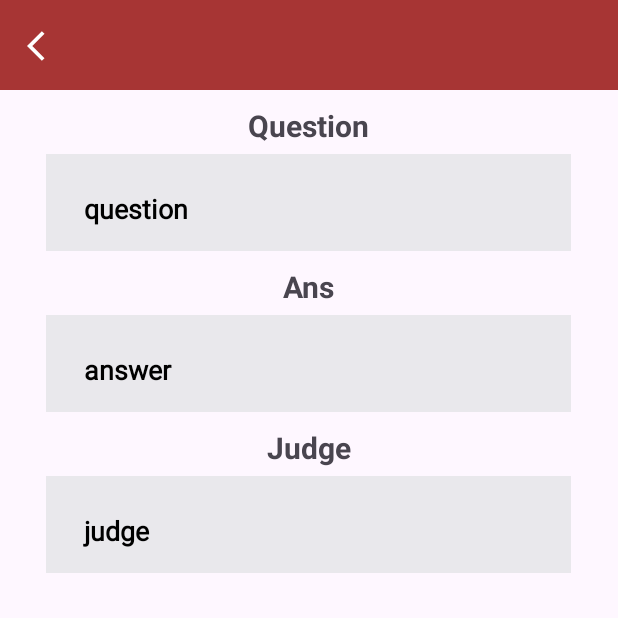
After one commit to Fishtin666/GP_final, an Android app: the ReviewShow_Speaking screen opened directly, with no data from a screen before it, on a phone screen of 412 x 824 dp, the top half of it. The commit adds this screen. Run offline under Robolectric (Android 15) with nearby library versions, the phone set to English and light mode, and no system bars; our stand-ins replace Firebase (no records; nobody signed in at launch, a user with empty details on screens opened directly).

Commit message:
fish 0514 1

```diff
--- a/GP_final/GProject/app/src/main/java/com/example/gproject/AiChat_Judge.java
+++ b/GP_final/GProject/app/src/main/java/com/example/gproject/AiChat_Judge.java
@@ -79,7 +79,7 @@ public class AiChat_Judge extends AppCompatActivity {
             public void onConversationLoaded(String conversation) {
                 // 在对话加载完成后调用 API
                 System.out.println(judge_question + ":" + conversation);
-               Toast.makeText(AiChat_Judge.this, "呼叫gpt"+judge_question + ":" + conversation, Toast.LENGTH_SHORT).show();
+               //Toast.makeText(AiChat_Judge.this, "呼叫gpt"+judge_question + ":" + conversation, Toast.LENGTH_SHORT).show();
 
                 callAPI(judge_question + ":" + conversation);
             }
@@ -189,7 +189,7 @@ public class AiChat_Judge extends AppCompatActivity {
                         }
                         String result = sb.toString();
                         System.out.println("對話string: " + result);
-                        Toast.makeText(AiChat_Judge.this, "對話string: " + result, Toast.LENGTH_SHORT).show();
+                       // Toast.makeText(AiChat_Judge.this, "對話string: " + result, Toast.LENGTH_SHORT).show();
 
                         // 将对话内容传递给回调函数
                         if (listener != null) {
--- a/GP_final/GProject/app/src/main/java/com/example/gproject/JustifyTextView4.java
+++ b/GP_final/GProject/app/src/main/java/com/example/gproject/JustifyTextView4.java
@@ -252,7 +252,7 @@ public class JustifyTextView4 extends AppCompatTextView {
 
                         // 使用正则表达式匹配只含有英文字母的部分
                         String word = Word.replaceAll("[^a-zA-Z]", "");
-                        showToast(word.toString());
+                        //showToast(word.toString());
 
 
 
@@ -429,9 +429,9 @@ public class JustifyTextView4 extends AppCompatTextView {
                         @Override
                         public void run() {
                             if (word == null) {
-                                Toast.makeText(getContext(), "No word selected", Toast.LENGTH_SHORT).show();
+                                //Toast.makeText(getContext(), "No word selected", Toast.LENGTH_SHORT).show();
                             } else {
-                                Toast.makeText(getContext(), "Something went wrong: " + word, Toast.LENGTH_SHORT).show();
+                                //Toast.makeText(getContext(), "Something went wrong: " + word, Toast.LENGTH_SHORT).show();
                             }
                         }
                     });
--- a/GP_final/GProject/app/src/main/java/com/example/gproject/Review/RReview.java
+++ b/GP_final/GProject/app/src/main/java/com/example/gproject/Review/RReview.java
@@ -27,7 +27,7 @@ public class RReview extends AppCompatActivity {
         textView1 = findViewById(R.id.textView7);
         textView2 = findViewById(R.id.textView8);
         textView3 = findViewById(R.id.textView9);
-        db = FirebaseFirestore.getInstance();
+        db = FirebaseFirestore. getInstance();
         content = db.collection("R_judge").document("1");
         content.get().addOnCompleteListener(task -> {
             if (task.isSuccessful()) {
--- /dev/null
+++ b/GP_final/GProject/app/src/main/java/com/example/gproject/ReviewShow_Speaking.java
@@ -0,0 +1,291 @@
+package com.example.gproject;
+
+import androidx.annotation.NonNull;
+import androidx.appcompat.app.AppCompatActivity;
+
+import android.os.Bundle;
+import android.os.Handler;
+import android.util.Log;
+import android.view.View;
+import android.widget.TextView;
+import android.widget.Toast;
+
+import com.example.gproject.Models.QuestionModel;
+import com.google.android.gms.tasks.OnCompleteListener;
+import com.google.android.gms.tasks.Task;
+import com.google.firebase.auth.FirebaseAuth;
+import com.google.firebase.auth.FirebaseUser;
+import com.google.firebase.database.DataSnapshot;
+import com.google.firebase.database.DatabaseError;
+import com.google.firebase.database.DatabaseReference;
+import com.google.firebase.database.FirebaseDatabase;
+import com.google.firebase.database.ValueEventListener;
+import com.google.firebase.firestore.DocumentSnapshot;
+import com.google.firebase.firestore.FirebaseFirestore;
+import com.google.firebase.firestore.QueryDocumentSnapshot;
+import com.google.firebase.firestore.QuerySnapshot;
+
+import java.util.List;
+
+public class ReviewShow_Speaking extends AppCompatActivity {
+    FirebaseAuth auth;
+    private DatabaseReference databaseReference;
+
+    TextView Ques,Ans,Judge;
+    String topic="Study";
+    String ques_num="1"; //第幾題
+    String num="0";  //第幾次回答
+
+    String randomCode;
+
+    //String randomCode="-NxTC6YNpganZiCH4JPg"; //隨機碼  //"NxTC6YNpganZiCH4JPg"
+    @Override
+    protected void onCreate(Bundle savedInstanceState) {
+        super.onCreate(savedInstanceState);
+        setContentView(R.layout.review_show_speaking);
+        Ques = findViewById(R.id.Question);
+        Ans = findViewById(R.id.Answer);
+        Judge = findViewById(R.id.Judge);
+
+        getQues();
+        //Toast.makeText(ReviewShow_Speaking.this, randomCode, Toast.LENGTH_SHORT).show();
+
+
+        getRandomCode(new OnRandomCodeGeneratedListener() {
+            @Override
+            public void onRandomCodeGenerated(String randomCode) {
+
+                getJudge();
+                getAns();
+
+            }
+        });
+
+
+    }
+
+    public interface OnRandomCodeGeneratedListener {
+        void onRandomCodeGenerated(String randomCode);
+    }
+
+    public void getQues(){
+        auth = FirebaseAuth.getInstance();
+        databaseReference = FirebaseDatabase.getInstance().getReference();
+        FirebaseFirestore db = FirebaseFirestore.getInstance();
+        db.collection("Speaking_" + topic)
+                .get()
+                .addOnCompleteListener(new OnCompleteListener<QuerySnapshot>() {
+                    @Override
+                    public void onComplete(@NonNull Task<QuerySnapshot> task) {
+                        if (task.isSuccessful()) {
+                            QuerySnapshot querySnapshot = task.getResult();
+
+                            if (querySnapshot != null) {
+                                // 获取所有文档的列表
+                                List<DocumentSnapshot> documents = querySnapshot.getDocuments();
+
+                                // 检查是否至少有ques_num个文档
+                                if (documents.size() >= Integer.parseInt(ques_num)) {
+                                    // 获取第ques_num个文档的 question 字段的值
+                                    DocumentSnapshot thirdDocument = documents.get(Integer.parseInt(ques_num)-1); // 第三个文档在列表中的索引是 ques_num-1
+                                    String question = (String) thirdDocument.get("Question");
+                                    //Toast.makeText(ReviewShow_Speaking.this, question, Toast.LENGTH_SHORT).show();
+                                    Ques.setText(question);
+
+                                } else {
+                                    Toast.makeText(ReviewShow_Speaking.this, "少於n個資料", Toast.LENGTH_SHORT).show();
+
+                                    Log.d("FirestoreData", "There are less than three documents in the collection");
+                                }
+                            } else {
+                                Toast.makeText(ReviewShow_Speaking.this, "文件錯誤", Toast.LENGTH_SHORT).show();
+
+                                Log.d("FirestoreData", "QuerySnapshot is null");
+                            }
+                        } else {
+                            Toast.makeText(ReviewShow_Speaking.this, "題目資料庫不存在", Toast.LENGTH_SHORT).show();
+
+                            // 处理错误
+                            Log.e("FirestoreData", "Error getting documents: ", task.getException());
+                        }
+                    }
+                });
+
+
+
+    }
+
+    public void getJudge(){
+        getRandomCode(new OnRandomCodeGeneratedListener() {
+            @Override
+            public void onRandomCodeGenerated(String randomCode) {
+                auth = FirebaseAuth.getInstance();
+                databaseReference = FirebaseDatabase.getInstance().getReference();
+
+                FirebaseUser currentUser = auth.getCurrentUser();
+                if (currentUser != null) {
+                    String userId = currentUser.getUid();
+
+                    DatabaseReference targetRef = databaseReference
+                            .child("users")
+                            .child(userId)
+                            .child("Judge")
+                            .child("Speaking");
+                            //.child(randomCode);    //###選擇是第幾次回答####
+
+
+                    targetRef.addListenerForSingleValueEvent(new ValueEventListener() {
+                        @Override
+                        public void onDataChange(@NonNull DataSnapshot dataSnapshot) {
+
+                            if (dataSnapshot.exists()) {
+                                // 检查特定 key 的值
+                                DataSnapshot valueSnapshot = dataSnapshot.child(randomCode);
+                                if (valueSnapshot.exists()) {
+                                    String value = valueSnapshot.getValue(String.class);
+                                    Judge.setText(value);
+                                    Log.d("FirebaseValue", "Value: " + value);
+                                } else {
+                                    Log.d("FirebaseValue", "Key not found");
+                                    Toast.makeText(ReviewShow_Speaking.this, "randomCode找不到", Toast.LENGTH_SHORT).show();
+
+                                }
+                            } else {
+                                Toast.makeText(ReviewShow_Speaking.this, "judge資料庫找不到", Toast.LENGTH_SHORT).show();
+
+                                Log.d("FirebaseValue", "Path not found");
+                            }
+                        }
+
+                        @Override
+                        public void onCancelled(@NonNull DatabaseError error) {
+
+                        }
+
+                    });
+                }
+            }
+        });
+
+    }
+
+    public void getRandomCode(final OnRandomCodeGeneratedListener listener) {
+        auth = FirebaseAuth.getInstance();
+        databaseReference = FirebaseDatabase.getInstance().getReference();
+
+        FirebaseUser currentUser = auth.getCurrentUser();
+        if (currentUser != null) {
+            String userId = currentUser.getUid();
+
+            DatabaseReference RandomCodeRef = databaseReference
+                    .child("users")
+                    .child(userId)
+                    .child("Speaking")
+                    .child(topic)
+                    .child(ques_num);  //###选择是第几题####
+
+            RandomCodeRef.addListenerForSingleValueEvent(new ValueEventListener() {
+                @Override
+                public void onDataChange(DataSnapshot dataSnapshot) {
+                    // 检查数据是否有效
+                    if (dataSnapshot.exists()) {
+                        int count = 0;
+                        String code = null;
+
+                        // 遍历子项
+                        for (DataSnapshot childSnapshot : dataSnapshot.getChildren()) {
+                            //Toast.makeText(ReviewShow_Speaking.this, count+","+num, Toast.LENGTH_SHORT).show();
+
+                            // 判断是否是第 "num" 个子项
+                            if (String.valueOf(count).equals(num)) {
+                                code = childSnapshot.getKey();
+                                //Toast.makeText(ReviewShow_Speaking.this, "找到code", Toast.LENGTH_SHORT).show();
+
+                                break;  // 获取第 "num" 个子项的 key 后即可退出循环
+                            }
+                            count++;  // 增加计数器
+                        }
+                        randomCode = code;
+
+                        if(code!=null){
+
+                           // Toast.makeText(ReviewShow_Speaking.this, randomCode, Toast.LENGTH_SHORT).show();
+
+                            listener.onRandomCodeGenerated(randomCode);
+                        }else Toast.makeText(ReviewShow_Speaking.this, "找不到randomcode", Toast.LENGTH_SHORT).show();
+
+
+
+
+                    } else {
+                        Toast.makeText(ReviewShow_Speaking.this, "数据库不存在", Toast.LENGTH_SHORT).show();
+                    }
+                }
+
+                @Override
+                public void onCancelled(DatabaseError databaseError) {
+                    // 读取数据时发生错误时调用此方法
+                    Log.e("FirebaseKey", "Error occurred while reading data", databaseError.toException());
+                }
+            });
+        }
+    }
+
+
+    public void getAns(){
+        getRandomCode(new OnRandomCodeGeneratedListener() {
+            @Override
+            public void onRandomCodeGenerated(String randomCode) {
+                auth = FirebaseAuth.getInstance();
+                databaseReference = FirebaseDatabase.getInstance().getReference();
+
+                FirebaseUser currentUser = auth.getCurrentUser();
+                if (currentUser != null) {
+                    String userId = currentUser.getUid();
+
+
+
+                    DatabaseReference targetRef = databaseReference
+                            .child("users")
+                            .child(userId)
+                            .child("Speaking")
+                            .child(topic)
+                            .child(ques_num) ; //###選擇是第幾題####
+                            //.child(randomCode);    //###選擇是第幾次回答####
+
+
+                    targetRef.addListenerForSingleValueEvent(new ValueEventListener() {
+                        @Override
+                        public void onDataChange(@NonNull DataSnapshot dataSnapshot) {
+
+                            if (dataSnapshot.exists()) {
+                                // 检查特定 key 的值
+                                DataSnapshot valueSnapshot = dataSnapshot.child(randomCode);
+                                if (valueSnapshot.exists()) {
+                                    String value = valueSnapshot.getValue(String.class);
+                                    Ans.setText(value);
+                                    Log.d("FirebaseValue", "Value: " + value);
+                                } else {
+                                    Log.d("FirebaseValue", "Key not found");
+                                    Toast.makeText(ReviewShow_Speaking.this, "randomCode找不到", Toast.LENGTH_SHORT).show();
+
+                                }
+                            } else {
+                                Toast.makeText(ReviewShow_Speaking.this, "Ans資料庫找不到", Toast.LENGTH_SHORT).show();
+
+                                Log.d("FirebaseValue", "Path not found");
+                            }
+                        }
+
+                        @Override
+                        public void onCancelled(@NonNull DatabaseError error) {
+
+                        }
+
+                    });
+        }
+            }
+        });
+
+    }
+}
--- /dev/null
+++ b/GP_final/GProject/app/src/main/res/layout/review_show_speaking.xml
@@ -0,0 +1,108 @@
+<?xml version="1.0" encoding="utf-8"?>
+<androidx.constraintlayout.widget.ConstraintLayout xmlns:android="http://schemas.android.com/apk/res/android"
+    xmlns:app="http://schemas.android.com/apk/res-auto"
+    xmlns:tools="http://schemas.android.com/tools"
+    android:layout_width="match_parent"
+    android:layout_height="match_parent"
+    tools:context=".ReviewShow_Speaking">
+
+    <View
+        android:id="@+id/view4"
+        android:layout_width="match_parent"
+        android:layout_height="60dp"
+        android:background="@color/red"
+        app:layout_constraintEnd_toEndOf="parent"
+        app:layout_constraintStart_toStartOf="parent"
+        app:layout_constraintTop_toTopOf="parent" />
+
+    <ImageButton
+        android:id="@+id/back2"
+        android:layout_width="60dp"
+        android:layout_height="50dp"
+        android:layout_marginTop="5dp"
+        android:layout_marginBottom="5dp"
+        android:background="?android:attr/selectableItemBackground"
+        android:contentDescription=""
+        android:src="@drawable/back"
+        app:layout_constraintStart_toStartOf="parent"
+        app:layout_constraintTop_toTopOf="parent" />
+
+    <ScrollView
+        android:layout_width="409dp"
+        android:layout_height="800dp"
+        android:layout_marginStart="1dp"
+        android:layout_marginEnd="1dp"
+        android:paddingHorizontal="10dp"
+        app:layout_constraintEnd_toEndOf="parent"
+        app:layout_constraintStart_toStartOf="parent"
+        app:layout_constraintTop_toBottomOf="@+id/view4">
+
+        <LinearLayout
+            android:layout_width="match_parent"
+            android:layout_height="wrap_content"
+            android:orientation="vertical">
+
+            <TextView
+                android:id="@+id/Question_title"
+                android:textStyle="bold"
+                android:layout_width="wrap_content"
+                android:layout_height="wrap_content"
+                android:layout_gravity="center_horizontal"
+                android:text="Question"
+                android:textSize="20sp"
+                android:layout_marginTop="10dp"/>
+
+            <com.example.gproject.JustifyTextView4
+                android:id="@+id/Question"
+                android:layout_width="350dp"
+                android:layout_height="wrap_content"
+                android:layout_gravity="center_horizontal"
+                android:text="question"
+                android:background="@color/gray"
+                android:textSize="18sp"
+                android:layout_marginTop="5dp"/>
+
+            <TextView
+                android:id="@+id/Ans_title"
+                android:textStyle="bold"
+                android:layout_width="wrap_content"
+                android:layout_height="wrap_content"
+                android:layout_gravity="center"
+                android:text="Ans"
+                android:textSize="20sp"
+                android:layout_marginTop="10dp"
+                />
+
+            <com.example.gproject.JustifyTextView4
+                android:id="@+id/Answer"
+                android:layout_width="350dp"
+                android:layout_height="wrap_content"
+                android:layout_gravity="center_horizontal"
+                android:text="answer"
+                android:textSize="18sp"
+                android:layout_marginTop="5dp"
+                android:background="@color/gray"/>
+
+            <TextView
+                android:id="@+id/Judge_title"
+                android:textStyle="bold"
+                android:layout_width="wrap_content"
+                android:layout_height="wrap_content"
+                android:layout_gravity="center"
+                android:text="Judge"
+                android:textSize="20sp"
+                android:layout_marginTop="10dp"/>
+
+            <com.example.gproject.JustifyTextView4
+                android:id="@+id/Judge"
+                android:layout_width="350dp"
+                android:layout_height="wrap_content"
+                android:layout_gravity="center_horizontal"
+                android:text="judge"
+                android:textSize="18sp"
+                android:background="@color/gray"
+                android:layout_marginTop="5dp"/>
+        </LinearLayout>
+    </ScrollView>
+
+</androidx.constraintlayout.widget.ConstraintLayout>
```
Also changed, not shown: GP_final/GProject/app/src/main/AndroidManifest.xml (+20 -41 lines), GP_final/GProject/app/src/main/java/com/example/gproject/Speaking/Speaking_part3_question.java (+11 -0 lines), GP_final/GProject/app/src/main/java/com/example/gproject/profile.java (+9 -0 lines), GP_final/GProject/app/src/main/res/layout/profile.xml (+10 -0 lines), GP_final/GProject/app/src/main/res/layout/speaking_part3_question.xml (+12 -0 lines).
